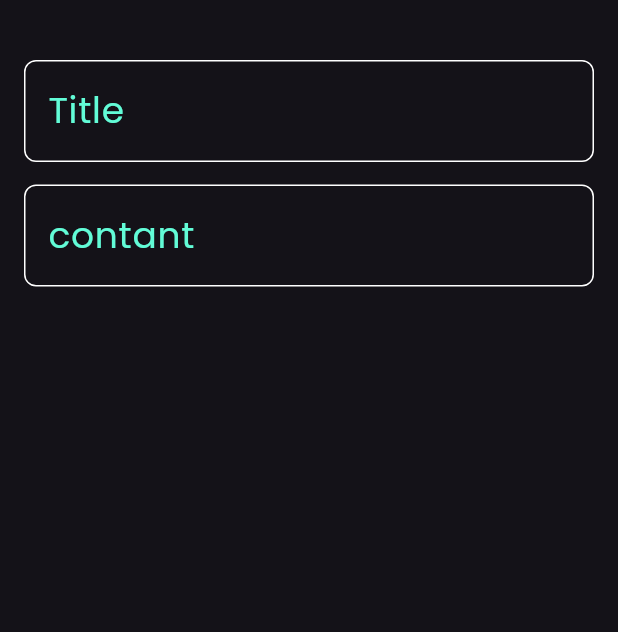
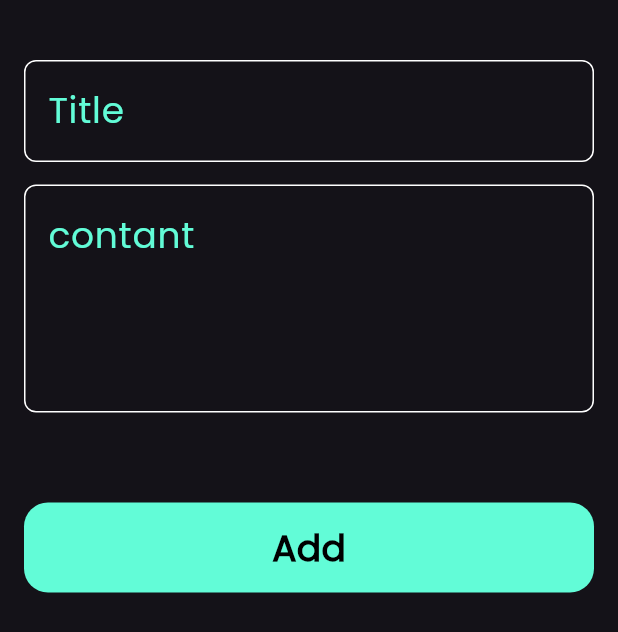
Before and after one commit to MoastafaNasser/noteapp, a Flutter app: the AddNoteBottomSheet widget shown alone on an empty page, opened directly, on a phone screen of 412 x 824 dp. Shown: the top 632 px of the screen. Run offline on Flutter 3.47's test engine with Material 3 defaults, Android fonts, the phone set to English and light mode, and no system bars; our stand-ins replace font_awesome_flutter.

Commit message:
finsh notes custom Bottom sheat

```diff
--- a/lib/widgets/Add_Note_Bottom_Sheet.dart
+++ b/lib/widgets/Add_Note_Bottom_Sheet.dart
@@ -1,5 +1,7 @@
 import 'package:flutter/material.dart';
 import 'package:notesapp/widgets/Cutom_Text_Field.dart';
+
+import 'package:notesapp/widgets/custom_Bottom.dart';
 
 
 class AddNoteBottomSheet extends StatelessWidget {
@@ -9,6 +11,7 @@ class AddNoteBottomSheet extends StatelessWidget {
   Widget build(BuildContext context) {
     return Padding(
       padding: const EdgeInsets.symmetric(vertical: 16, horizontal: 16),
+      child: SingleChildScrollView(
         child: Column(
           children: [
             SizedBox(
@@ -24,7 +27,10 @@ class AddNoteBottomSheet extends StatelessWidget {
               Hint: "contant",
               maxLines: 5,
             ),
+            SizedBox(height: 60,),
+            customBottom(),
           ],
+        ),
       ),
     );
   }
--- a/lib/widgets/Cutom_Text_Field.dart
+++ b/lib/widgets/Cutom_Text_Field.dart
@@ -1,20 +1,19 @@
-
 import 'package:flutter/material.dart';
 import 'package:notesapp/widgets/contstant.dart';
 
 class CutomTextField extends StatelessWidget {
-  const CutomTextField({super.key, required this.Hint,  this.maxLines = 1});
-  final String Hint ;
-  final int maxLines ;
+  const CutomTextField({super.key, required this.Hint, this.maxLines = 1});
+  final String Hint;
+  final int maxLines;
 
   @override
   Widget build(BuildContext context) {
     return TextField(
       cursorColor: Kprimarycolor,
-
+      maxLines: maxLines,
       decoration: InputDecoration(
         hintText: Hint,
-        hintStyle: TextStyle(color: Kprimarycolor , fontSize: 24),
+        hintStyle: TextStyle(color: Kprimarycolor, fontSize: 24),
         border: buildBorder(),
         enabledBorder: buildBorder(),
         focusedBorder: buildBorder(
--- a/lib/widgets/custom_App-Bar.dart
+++ b/lib/widgets/custom_App-Bar.dart
@@ -19,7 +19,7 @@ class customAppBar extends StatelessWidget {
               color: Colors.white,
             ),
           ),
-          SizedBox(width: 220,),
+          SizedBox(width: 300,),
           customSearchIcon(),
         ],
       ),
--- /dev/null
+++ b/lib/widgets/custom_Bottom.dart
@@ -0,0 +1,31 @@
+
+import 'package:flutter/material.dart';
+
+import 'contstant.dart';
+
+class customBottom extends StatelessWidget {
+  const customBottom({super.key});
+
+@override
+  Widget build(BuildContext context) {
+    return Container(
+      width: MediaQuery.of(context).size.width,
+      height: 60,
+      decoration: BoxDecoration(
+        color: Kprimarycolor,
+        borderRadius: BorderRadius.circular(16),
+
+      ),
+      child: Center(
+        child: Text(
+          "Add", style: TextStyle(
+            fontSize: 24,
+            fontWeight: FontWeight.bold,
+            color: Colors.black,
+
+          ),
+        ),
+      ),
+    );
+  }
+}
--- a/pubspec.yaml
+++ b/pubspec.yaml
@@ -34,12 +34,6 @@ dependencies:
   font_awesome_flutter: ^10.8.0
 
 dev_dependencies:
-
-  # The "flutter_lints" package below contains a set of recommended lints to
-  # encourage good coding practices. The lint set provided by the package is
-  # activated in the `analysis_options.yaml` file located at the root of your
-  # package. See that file for information about deactivating specific lint
-  # rules and activating additional ones.
   flutter_lints: ^5.0.0
   flutter_test:
     sdk: flutter
```
Lines whose indentation alone changed are shown as unchanged.
